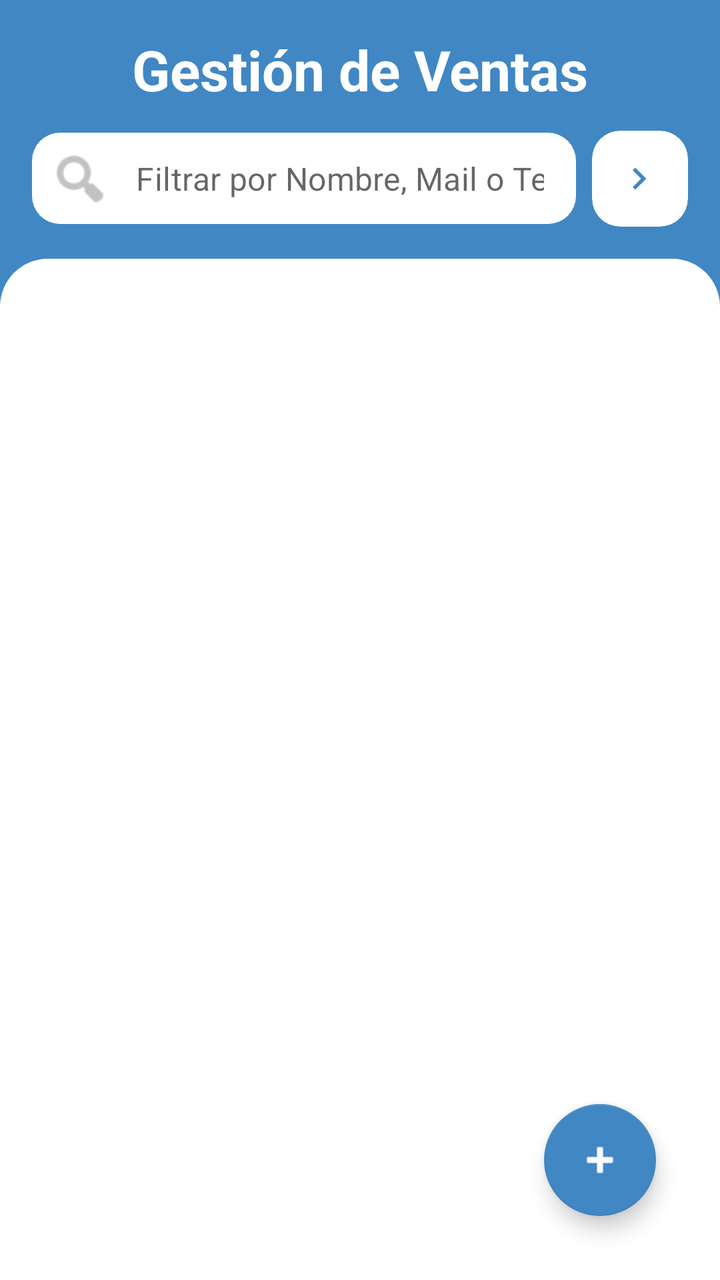
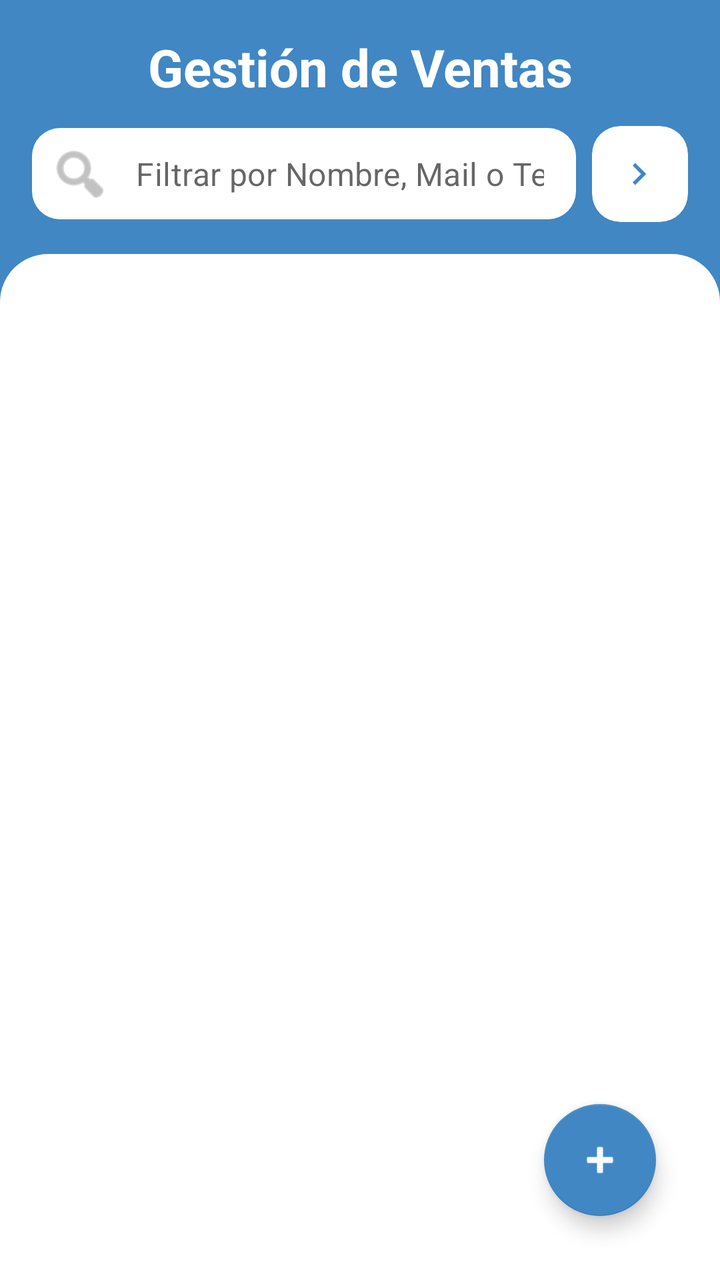

An Android layout rendered at two revisions. The XML below is the earlier revision; the diff shows what the commit changed to produce the second picture.
<!-- AndroidManifest.xml: application theme Theme.FollowUp -->
<!-- res/layout/fragment_ventas.xml -->
<?xml version="1.0" encoding="utf-8"?>
<androidx.constraintlayout.widget.ConstraintLayout xmlns:android="http://schemas.android.com/apk/res/android"
xmlns:app="http://schemas.android.com/apk/res-auto"
xmlns:tools="http://schemas.android.com/tools"
android:layout_width="match_parent"
android:layout_height="match_parent"
android:background="@color/primary_blue"
tools:context=".fragments.VentasFragment"
tools:ignore="ContentDescription">


<androidx.constraintlayout.widget.ConstraintLayout
    android:id="@+id/header_container"
    android:layout_width="match_parent"
    android:layout_height="wrap_content"
    app:layout_constraintTop_toTopOf="parent">

    
    <TextView
        android:id="@+id/title"
        android:layout_width="0dp"
        android:layout_height="wrap_content"
        android:layout_marginStart="16dp"
        android:layout_marginTop="16dp"
        android:layout_marginEnd="16dp"
        android:gravity="center"
        android:text="@string/gestion_ventas_titulo"
        android:textColor="@color/white"
        android:textSize="28sp"
        android:textStyle="bold"
        app:layout_constraintEnd_toEndOf="parent"
        app:layout_constraintStart_toStartOf="parent"
        app:layout_constraintTop_toTopOf="parent" />

    
    <com.google.android.material.textfield.TextInputLayout
        android:id="@+id/til_search"
        style="@style/Widget.MaterialComponents.TextInputLayout.FilledBox.Dense"
        android:layout_width="0dp"
        android:layout_height="wrap_content"
        android:layout_marginStart="16dp"
        android:layout_marginTop="12dp"
        android:layout_marginEnd="8dp"
        android:layout_marginBottom="16dp"
        app:boxBackgroundColor="@color/white"
        app:boxCornerRadiusBottomEnd="14dp"
        app:boxCornerRadiusBottomStart="14dp"
        app:boxCornerRadiusTopEnd="14dp"
        app:boxCornerRadiusTopStart="14dp"
        app:boxStrokeWidth="0dp"
        app:boxStrokeWidthFocused="0dp"
        app:hintEnabled="false"
        app:layout_constraintBottom_toBottomOf="parent"
        app:layout_constraintEnd_toStartOf="@id/btn_filtro_estado"
        app:layout_constraintStart_toStartOf="parent"
        app:layout_constraintTop_toBottomOf="@id/title"
        app:startIconContentDescription="@string/buscar_venta"
        app:startIconDrawable="@android:drawable/ic_menu_search"
        app:startIconTint="@color/hint_color">

        <com.google.android.material.textfield.TextInputEditText
            android:id="@+id/search"
            android:layout_width="match_parent"
            android:layout_height="wrap_content"
            android:hint="@string/buscar_venta"
            android:inputType="text"
            android:paddingVertical="12dp"
            android:textColor="@color/text_primary" />
    </com.google.android.material.textfield.TextInputLayout>

    
    <com.google.android.material.card.MaterialCardView
        android:id="@+id/btn_filtro_estado"
        android:layout_width="48dp"
        android:layout_height="0dp"
        android:layout_marginEnd="16dp"
        android:clickable="true"
        android:focusable="true"
        app:cardBackgroundColor="@color/white"
        app:cardCornerRadius="14dp"
        app:cardElevation="0dp"
        app:layout_constraintBottom_toBottomOf="@id/til_search"
        app:layout_constraintEnd_toEndOf="parent"
        app:layout_constraintTop_toTopOf="@id/til_search">

        <ImageView
            android:layout_width="22dp"
            android:layout_height="22dp"
            android:layout_gravity="center"
            android:src="@drawable/ic_toggle"
            app:tint="@color/primary_blue" />
    </com.google.android.material.card.MaterialCardView>

</androidx.constraintlayout.widget.ConstraintLayout>


<androidx.constraintlayout.widget.ConstraintLayout
    android:id="@+id/content_container"
    android:layout_width="match_parent"
    android:layout_height="0dp"
    android:background="@drawable/background_content_top_rounded"
    android:padding="16dp"
    app:layout_constraintBottom_toBottomOf="parent"
    app:layout_constraintTop_toBottomOf="@id/header_container">

    
    <androidx.recyclerview.widget.RecyclerView
        android:id="@+id/rvVentas"
        android:layout_width="match_parent"
        android:layout_height="match_parent" />

    
    <View
        android:id="@+id/fab_overlay"
        android:layout_width="0dp"
        android:layout_height="0dp"
        android:alpha="0"
        android:background="@android:color/transparent"
        android:elevation="8dp"
        android:visibility="gone"
        app:layout_constraintBottom_toBottomOf="parent"
        app:layout_constraintEnd_toEndOf="parent"
        app:layout_constraintStart_toStartOf="parent"
        app:layout_constraintTop_toTopOf="parent" />

    
    <LinearLayout
        android:id="@+id/dropdown_estados_venta"
        android:layout_width="180dp"
        android:layout_height="wrap_content"
        android:layout_marginEnd="16dp"
        android:layout_marginTop="8dp"
        android:background="@drawable/background_content_top_rounded"
        android:elevation="20dp"
        android:orientation="vertical"
        android:paddingVertical="6dp"
        android:visibility="gone"
        app:layout_constraintEnd_toEndOf="parent"
        app:layout_constraintTop_toTopOf="parent">

        <TextView
            android:id="@+id/filtro_venta_todos"
            android:layout_width="match_parent"
            android:layout_height="wrap_content"
            android:paddingHorizontal="18dp"
            android:paddingVertical="12dp"
            android:text="Todos"
            android:textColor="@color/text_primary"
            android:textSize="14sp" />

        <View android:layout_width="match_parent" android:layout_height="1dp"
            android:layout_marginHorizontal="12dp" android:background="#F2F4F7" />

        <TextView
            android:id="@+id/filtro_venta_pendiente"
            android:layout_width="match_parent"
            android:layout_height="wrap_content"
            android:paddingHorizontal="18dp"
            android:paddingVertical="12dp"
            android:text="Pendiente"
            android:textColor="#F79009"
            android:textSize="14sp" />

        <View android:layout_width="match_parent" android:layout_height="1dp"
            android:layout_marginHorizontal="12dp" android:background="#F2F4F7" />

        <TextView
            android:id="@+id/filtro_venta_pagado"
            android:layout_width="match_parent"
            android:layout_height="wrap_content"
            android:paddingHorizontal="18dp"
            android:paddingVertical="12dp"
            android:text="Pagado"
            android:textColor="#12B76A"
            android:textSize="14sp" />

        <View android:layout_width="match_parent" android:layout_height="1dp"
            android:layout_marginHorizontal="12dp" android:background="#F2F4F7" />

        <TextView
            android:id="@+id/filtro_venta_caducado"
            android:layout_width="match_parent"
            android:layout_height="wrap_content"
            android:paddingHorizontal="18dp"
            android:paddingVertical="12dp"
            android:text="Pago caducado"
            android:textColor="#F04438"
            android:textSize="14sp" />

    </LinearLayout>

    
    <LinearLayout
        android:id="@+id/fab_menu_container"
        android:layout_width="wrap_content"
        android:layout_height="wrap_content"
        android:layout_marginEnd="16dp"
        android:layout_marginBottom="104dp"
        android:alpha="0"
        android:elevation="12dp"
        android:orientation="vertical"
        android:visibility="gone"
        app:layout_constraintBottom_toBottomOf="parent"
        app:layout_constraintEnd_toEndOf="parent">

        <com.google.android.material.button.MaterialButton
            android:id="@+id/btn_nueva_venta"
            style="@style/Widget.MaterialComponents.Button"
            android:layout_width="wrap_content"
            android:layout_height="wrap_content"
            android:contentDescription="@string/agregar_venta"
            android:minHeight="48dp"
            android:text="@string/agregar_venta"
            android:textAllCaps="false"
            android:textColor="@color/primary_blue"
            app:backgroundTint="#E8F1FF"
            app:icon="@android:drawable/ic_input_add"
            app:iconPadding="8dp"
            app:iconTint="@color/primary_blue" />
    </LinearLayout>

    
    <com.google.android.material.floatingactionbutton.FloatingActionButton
        android:id="@+id/fab_main"
        android:layout_width="wrap_content"
        android:layout_height="wrap_content"
        android:layout_marginEnd="16dp"
        android:layout_marginBottom="16dp"
        android:contentDescription="@string/nueva_venta_cd"
        android:elevation="16dp"
        android:src="@android:drawable/ic_input_add"
        app:backgroundTint="@color/primary_blue"
        app:layout_constraintBottom_toBottomOf="parent"
        app:layout_constraintEnd_toEndOf="parent"
        app:tint="@color/white" />

</androidx.constraintlayout.widget.ConstraintLayout>

</androidx.constraintlayout.widget.ConstraintLayout>
<!-- resources referenced by this layout -->
<resources>
  <color name="hint_color">#999999</color>
  <color name="primary_blue">#4087C4</color>
  <color name="text_primary">#1E2939</color>
  <color name="white">#FFFFFFFF</color>
  <!-- drawable background_content_top_rounded (drawable) -->
  <?xml version="1.0" encoding="utf-8"?>
  <shape xmlns:android="http://schemas.android.com/apk/res/android"
      android:shape="rectangle">
      <solid android:color="@color/white" />
      <corners
          android:topLeftRadius="24dp"
          android:topRightRadius="24dp" />
  </shape>
  <!-- drawable ic_toggle (drawable) -->
  <vector xmlns:android="http://schemas.android.com/apk/res/android" android:autoMirrored="true" android:height="24dp" android:tint="#000000" android:viewportHeight="960" android:viewportWidth="960" android:width="24dp">
        
      <path android:fillColor="@android:color/white" android:pathData="M504,480L320,296L376,240L616,480L376,720L320,664L504,480Z"/>
      
  </vector>
  <string name="agregar_venta">Agregar venta</string>
  <string name="buscar_venta">Filtrar por Nombre, Mail o Teléfono...</string>
  <string name="gestion_ventas_titulo">Gestión de Ventas</string>
  <string name="nueva_venta_cd">Nueva venta</string>
  <style name="Theme.FollowUp" parent="Theme.MaterialComponents.DayNight.NoActionBar">
          <item name="colorPrimary">@color/primary_blue</item>
          <item name="colorPrimaryVariant">@color/primary_blue</item>
          <item name="colorOnPrimary">@color/white</item>
          <item name="android:windowBackground">@color/white</item>
      </style>
</resources>

<!-- the commit's change to res/layout/fragment_ventas.xml (unified diff, before → after) -->
@@ -1,239 +1,246 @@
 <?xml version="1.0" encoding="utf-8"?>
 <androidx.constraintlayout.widget.ConstraintLayout xmlns:android="http://schemas.android.com/apk/res/android"
-xmlns:app="http://schemas.android.com/apk/res-auto"
-xmlns:tools="http://schemas.android.com/tools"
-android:layout_width="match_parent"
-android:layout_height="match_parent"
-android:background="@color/primary_blue"
-tools:context=".fragments.VentasFragment"
-tools:ignore="ContentDescription">
-
-
-<androidx.constraintlayout.widget.ConstraintLayout
-    android:id="@+id/header_container"
+    xmlns:app="http://schemas.android.com/apk/res-auto"
+    xmlns:tools="http://schemas.android.com/tools"
     android:layout_width="match_parent"
-    android:layout_height="wrap_content"
-    app:layout_constraintTop_toTopOf="parent">
+    android:layout_height="match_parent"
+    android:background="@color/primary_blue"
+    tools:context=".fragments.VentasFragment"
+    tools:ignore="ContentDescription">
 
     
-    <TextView
-        android:id="@+id/title"
-        android:layout_width="0dp"
+    <androidx.constraintlayout.widget.ConstraintLayout
+        android:id="@+id/header_container"
+        android:layout_width="match_parent"
         android:layout_height="wrap_content"
-        android:layout_marginStart="16dp"
-        android:layout_marginTop="16dp"
-        android:layout_marginEnd="16dp"
-        android:gravity="center"
-        android:text="@string/gestion_ventas_titulo"
-        android:textColor="@color/white"
-        android:textSize="28sp"
-        android:textStyle="bold"
-        app:layout_constraintEnd_toEndOf="parent"
-        app:layout_constraintStart_toStartOf="parent"
-        app:layout_constraintTop_toTopOf="parent" />
+        app:layout_constraintTop_toTopOf="parent">
+
+        
+        <TextView
+            android:id="@+id/title"
+            android:layout_width="0dp"
+            android:layout_height="wrap_content"
+            android:layout_marginTop="16dp"
+            android:gravity="center"
+            android:text="@string/gestion_ventas_titulo"
+            android:textColor="@color/white"
+            android:textSize="26sp"
+            android:textStyle="bold"
+            app:layout_constraintEnd_toEndOf="parent"
+            app:layout_constraintStart_toStartOf="parent"
+            app:layout_constraintTop_toTopOf="parent" />
+
+        
+        <com.google.android.material.textfield.TextInputLayout
+            android:id="@+id/til_search"
+            style="@style/Widget.MaterialComponents.TextInputLayout.FilledBox.Dense"
+            android:layout_width="0dp"
+            android:layout_height="wrap_content"
+            android:layout_marginStart="16dp"
+            android:layout_marginTop="12dp"
+            android:layout_marginEnd="8dp"
+            android:layout_marginBottom="16dp"
+            app:boxBackgroundColor="@color/white"
+            app:boxCornerRadiusBottomEnd="14dp"
+            app:boxCornerRadiusBottomStart="14dp"
+            app:boxCornerRadiusTopEnd="14dp"
+            app:boxCornerRadiusTopStart="14dp"
+            app:boxStrokeWidth="0dp"
+            app:boxStrokeWidthFocused="0dp"
+            app:hintEnabled="false"
+            app:layout_constraintBottom_toBottomOf="parent"
+            app:layout_constraintEnd_toStartOf="@id/btn_filtro_estado"
+            app:layout_constraintStart_toStartOf="parent"
+            app:layout_constraintTop_toBottomOf="@id/title"
+            app:startIconContentDescription="@string/buscar_venta"
+            app:startIconDrawable="@android:drawable/ic_menu_search"
+            app:startIconTint="@color/hint_color">
+
+            <com.google.android.material.textfield.TextInputEditText
+                android:id="@+id/search"
+                android:layout_width="match_parent"
+                android:layout_height="wrap_content"
+                android:hint="@string/buscar_venta"
+                android:inputType="text"
+                android:paddingVertical="12dp"
+                android:textColor="@color/text_primary" />
+        </com.google.android.material.textfield.TextInputLayout>
+
+        
+        <com.google.android.material.card.MaterialCardView
+            android:id="@+id/btn_filtro_estado"
+            android:layout_width="48dp"
+            android:layout_height="0dp"
+            android:layout_marginEnd="16dp"
+            android:clickable="true"
+            android:focusable="true"
+            app:cardBackgroundColor="@color/white"
+            app:cardCornerRadius="14dp"
+            app:cardElevation="0dp"
+            app:layout_constraintBottom_toBottomOf="@id/til_search"
+            app:layout_constraintEnd_toEndOf="parent"
+            app:layout_constraintTop_toTopOf="@id/til_search">
+
+            <ImageView
+                android:layout_width="22dp"
+                android:layout_height="22dp"
+                android:layout_gravity="center"
+                android:src="@drawable/ic_toggle"
+                app:tint="@color/primary_blue" />
+        </com.google.android.material.card.MaterialCardView>
+
+    </androidx.constraintlayout.widget.ConstraintLayout>
 
     
-    <com.google.android.material.textfield.TextInputLayout
-        android:id="@+id/til_search"
-        style="@style/Widget.MaterialComponents.TextInputLayout.FilledBox.Dense"
-        android:layout_width="0dp"
-        android:layout_height="wrap_content"
-        android:layout_marginStart="16dp"
-        android:layout_marginTop="12dp"
-        android:layout_marginEnd="8dp"
-        android:layout_marginBottom="16dp"
-        app:boxBackgroundColor="@color/white"
-        app:boxCornerRadiusBottomEnd="14dp"
-        app:boxCornerRadiusBottomStart="14dp"
-        app:boxCornerRadiusTopEnd="14dp"
-        app:boxCornerRadiusTopStart="14dp"
-        app:boxStrokeWidth="0dp"
-        app:boxStrokeWidthFocused="0dp"
-        app:hintEnabled="false"
+    <androidx.constraintlayout.widget.ConstraintLayout
+        android:id="@+id/content_container"
+        android:layout_width="match_parent"
+        android:layout_height="0dp"
+        android:background="@drawable/background_content_top_rounded"
+        android:padding="16dp"
         app:layout_constraintBottom_toBottomOf="parent"
-        app:layout_constraintEnd_toStartOf="@id/btn_filtro_estado"
-        app:layout_constraintStart_toStartOf="parent"
-        app:layout_constraintTop_toBottomOf="@id/title"
-        app:startIconContentDescription="@string/buscar_venta"
-        app:startIconDrawable="@android:drawable/ic_menu_search"
-        app:startIconTint="@color/hint_color">
-
-        <com.google.android.material.textfield.TextInputEditText
-            android:id="@+id/search"
+        app:layout_constraintTop_toBottomOf="@id/header_container">
+
+        
+        <androidx.recyclerview.widget.RecyclerView
+            android:id="@+id/rvVentas"
             android:layout_width="match_parent"
-            android:layout_height="wrap_content"
-            android:hint="@string/buscar_venta"
-            android:inputType="text"
-            android:paddingVertical="12dp"
-            android:textColor="@color/text_primary" />
-    </com.google.android.material.textfield.TextInputLayout>
-
-    
-    <com.google.android.material.card.MaterialCardView
-        android:id="@+id/btn_filtro_estado"
-        android:layout_width="48dp"
-        android:layout_height="0dp"
-        android:layout_marginEnd="16dp"
-        android:clickable="true"
-        android:focusable="true"
-        app:cardBackgroundColor="@color/white"
-        app:cardCornerRadius="14dp"
-        app:cardElevation="0dp"
-        app:layout_constraintBottom_toBottomOf="@id/til_search"
-        app:layout_constraintEnd_toEndOf="parent"
-        app:layout_constraintTop_toTopOf="@id/til_search">
-
-        <ImageView
-            android:layout_width="22dp"
-            android:layout_height="22dp"
-            android:layout_gravity="center"
-            android:src="@drawable/ic_toggle"
-            app:tint="@color/primary_blue" />
-    </com.google.android.material.card.MaterialCardView>
+            android:layout_height="match_parent" />
+
+        
+        <View
+            android:id="@+id/fab_overlay"
+            android:layout_width="0dp"
+            android:layout_height="0dp"
+            android:alpha="0"
+            android:background="@android:color/transparent"
+            android:elevation="8dp"
+            android:visibility="gone"
+            app:layout_constraintBottom_toBottomOf="parent"
+            app:layout_constraintEnd_toEndOf="parent"
+            app:layout_constraintStart_toStartOf="parent"
+            app:layout_constraintTop_toTopOf="parent" />
+
+        
+        <LinearLayout
+            android:id="@+id/dropdown_estados_venta"
+            android:layout_width="180dp"
+            android:layout_height="wrap_content"
+            android:layout_marginTop="8dp"
+            android:layout_marginEnd="16dp"
+            android:background="@drawable/background_content_top_rounded"
+            android:elevation="20dp"
+            android:orientation="vertical"
+            android:paddingVertical="6dp"
+            android:visibility="gone"
+            app:layout_constraintEnd_toEndOf="parent"
+            app:layout_constraintTop_toTopOf="parent">
+
+            <TextView
+                android:id="@+id/filtro_venta_todos"
+                android:layout_width="match_parent"
+                android:layout_height="wrap_content"
+                android:paddingHorizontal="18dp"
+                android:paddingVertical="12dp"
+                android:text="Todos"
+                android:textColor="@color/text_primary"
+                android:textSize="14sp" />
+
+            <View
+                android:layout_width="match_parent"
+                android:layout_height="1dp"
+                android:layout_marginHorizontal="12dp"
+                android:background="#F2F4F7" />
+
+            <TextView
+                android:id="@+id/filtro_venta_pendiente"
+                android:layout_width="match_parent"
+                android:layout_height="wrap_content"
+                android:paddingHorizontal="18dp"
+                android:paddingVertical="12dp"
+                android:text="Pendiente"
+                android:textColor="#F79009"
+                android:textSize="14sp" />
+
+            <View
+                android:layout_width="match_parent"
+                android:layout_height="1dp"
+                android:layout_marginHorizontal="12dp"
+                android:background="#F2F4F7" />
+
+            <TextView
+                android:id="@+id/filtro_venta_pagado"
+                android:layout_width="match_parent"
+                android:layout_height="wrap_content"
+                android:paddingHorizontal="18dp"
+                android:paddingVertical="12dp"
+                android:text="Pagado"
+                android:textColor="#12B76A"
+                android:textSize="14sp" />
+
+            <View
+                android:layout_width="match_parent"
+                android:layout_height="1dp"
+                android:layout_marginHorizontal="12dp"
+                android:background="#F2F4F7" />
+
+            <TextView
+                android:id="@+id/filtro_venta_caducado"
+                android:layout_width="match_parent"
+                android:layout_height="wrap_content"
+                android:paddingHorizontal="18dp"
+                android:paddingVertical="12dp"
+                android:text="Pago caducado"
+                android:textColor="#F04438"
+                android:textSize="14sp" />
+
+        </LinearLayout>
+
+        
+        <LinearLayout
+            android:id="@+id/fab_menu_container"
+            android:layout_width="wrap_content"
+            android:layout_height="wrap_content"
+            android:layout_marginEnd="16dp"
+            android:layout_marginBottom="104dp"
+            android:alpha="0"
+            android:elevation="12dp"
+            android:orientation="vertical"
+            android:visibility="gone"
+            app:layout_constraintBottom_toBottomOf="parent"
+            app:layout_constraintEnd_toEndOf="parent">
+
+            <com.google.android.material.button.MaterialButton
+                android:id="@+id/btn_nueva_venta"
+                style="@style/Widget.MaterialComponents.Button"
+                android:layout_width="wrap_content"
+                android:layout_height="wrap_content"
+                android:contentDescription="@string/agregar_venta"
+                android:minHeight="48dp"
+                android:text="@string/agregar_venta"
+                android:textAllCaps="false"
+                android:textColor="@color/primary_blue"
+                app:backgroundTint="#E8F1FF"
+                app:icon="@android:drawable/ic_input_add"
+                app:iconPadding="8dp"
+                app:iconTint="@color/primary_blue" />
+        </LinearLayout>
+
+        
+        <com.google.android.material.floatingactionbutton.FloatingActionButton
+            android:id="@+id/fab_main"
+            android:layout_width="wrap_content"
+            android:layout_height="wrap_content"
+            android:layout_marginEnd="16dp"
+            android:layout_marginBottom="16dp"
+            android:contentDescription="@string/nueva_venta_cd"
+            android:elevation="16dp"
+            android:src="@android:drawable/ic_input_add"
+            app:backgroundTint="@color/primary_blue"
+            app:layout_constraintBottom_toBottomOf="parent"
+            app:layout_constraintEnd_toEndOf="parent"
+            app:tint="@color/white" />
+
+    </androidx.constraintlayout.widget.ConstraintLayout>
 
 </androidx.constraintlayout.widget.ConstraintLayout>
-
-
-<androidx.constraintlayout.widget.ConstraintLayout
-    android:id="@+id/content_container"
-    android:layout_width="match_parent"
-    android:layout_height="0dp"
-    android:background="@drawable/background_content_top_rounded"
-    android:padding="16dp"
-    app:layout_constraintBottom_toBottomOf="parent"
-    app:layout_constraintTop_toBottomOf="@id/header_container">
-
-    
-    <androidx.recyclerview.widget.RecyclerView
-        android:id="@+id/rvVentas"
-        android:layout_width="match_parent"
-        android:layout_height="match_parent" />
-
-    
-    <View
-        android:id="@+id/fab_overlay"
-        android:layout_width="0dp"
-        android:layout_height="0dp"
-        android:alpha="0"
-        android:background="@android:color/transparent"
-        android:elevation="8dp"
-        android:visibility="gone"
-        app:layout_constraintBottom_toBottomOf="parent"
-        app:layout_constraintEnd_toEndOf="parent"
-        app:layout_constraintStart_toStartOf="parent"
-        app:layout_constraintTop_toTopOf="parent" />
-
-    
-    <LinearLayout
-        android:id="@+id/dropdown_estados_venta"
-        android:layout_width="180dp"
-        android:layout_height="wrap_content"
-        android:layout_marginEnd="16dp"
-        android:layout_marginTop="8dp"
-        android:background="@drawable/background_content_top_rounded"
-        android:elevation="20dp"
-        android:orientation="vertical"
-        android:paddingVertical="6dp"
-        android:visibility="gone"
-        app:layout_constraintEnd_toEndOf="parent"
-        app:layout_constraintTop_toTopOf="parent">
-
-        <TextView
-            android:id="@+id/filtro_venta_todos"
-            android:layout_width="match_parent"
-            android:layout_height="wrap_content"
-            android:paddingHorizontal="18dp"
-            android:paddingVertical="12dp"
-            android:text="Todos"
-            android:textColor="@color/text_primary"
-            android:textSize="14sp" />
-
-        <View android:layout_width="match_parent" android:layout_height="1dp"
-            android:layout_marginHorizontal="12dp" android:background="#F2F4F7" />
-
-        <TextView
-            android:id="@+id/filtro_venta_pendiente"
-            android:layout_width="match_parent"
-            android:layout_height="wrap_content"
-            android:paddingHorizontal="18dp"
-            android:paddingVertical="12dp"
-            android:text="Pendiente"
-            android:textColor="#F79009"
-            android:textSize="14sp" />
-
-        <View android:layout_width="match_parent" android:layout_height="1dp"
-            android:layout_marginHorizontal="12dp" android:background="#F2F4F7" />
-
-        <TextView
-            android:id="@+id/filtro_venta_pagado"
-            android:layout_width="match_parent"
-            android:layout_height="wrap_content"
-            android:paddingHorizontal="18dp"
-            android:paddingVertical="12dp"
-            android:text="Pagado"
-            android:textColor="#12B76A"
-            android:textSize="14sp" />
-
-        <View android:layout_width="match_parent" android:layout_height="1dp"
-            android:layout_marginHorizontal="12dp" android:background="#F2F4F7" />
-
-        <TextView
-            android:id="@+id/filtro_venta_caducado"
-            android:layout_width="match_parent"
-            android:layout_height="wrap_content"
-            android:paddingHorizontal="18dp"
-            android:paddingVertical="12dp"
-            android:text="Pago caducado"
-            android:textColor="#F04438"
-            android:textSize="14sp" />
-
-    </LinearLayout>
-
-    
-    <LinearLayout
-        android:id="@+id/fab_menu_container"
-        android:layout_width="wrap_content"
-        android:layout_height="wrap_content"
-        android:layout_marginEnd="16dp"
-        android:layout_marginBottom="104dp"
-        android:alpha="0"
-        android:elevation="12dp"
-        android:orientation="vertical"
-        android:visibility="gone"
-        app:layout_constraintBottom_toBottomOf="parent"
-        app:layout_constraintEnd_toEndOf="parent">
-
-        <com.google.android.material.button.MaterialButton
-            android:id="@+id/btn_nueva_venta"
-            style="@style/Widget.MaterialComponents.Button"
-            android:layout_width="wrap_content"
-            android:layout_height="wrap_content"
-            android:contentDescription="@string/agregar_venta"
-            android:minHeight="48dp"
-            android:text="@string/agregar_venta"
-            android:textAllCaps="false"
-            android:textColor="@color/primary_blue"
-            app:backgroundTint="#E8F1FF"
-            app:icon="@android:drawable/ic_input_add"
-            app:iconPadding="8dp"
-            app:iconTint="@color/primary_blue" />
-    </LinearLayout>
-
-    
-    <com.google.android.material.floatingactionbutton.FloatingActionButton
-        android:id="@+id/fab_main"
-        android:layout_width="wrap_content"
-        android:layout_height="wrap_content"
-        android:layout_marginEnd="16dp"
-        android:layout_marginBottom="16dp"
-        android:contentDescription="@string/nueva_venta_cd"
-        android:elevation="16dp"
-        android:src="@android:drawable/ic_input_add"
-        app:backgroundTint="@color/primary_blue"
-        app:layout_constraintBottom_toBottomOf="parent"
-        app:layout_constraintEnd_toEndOf="parent"
-        app:tint="@color/white" />
-
-</androidx.constraintlayout.widget.ConstraintLayout>
-
-</androidx.constraintlayout.widget.ConstraintLayout>
